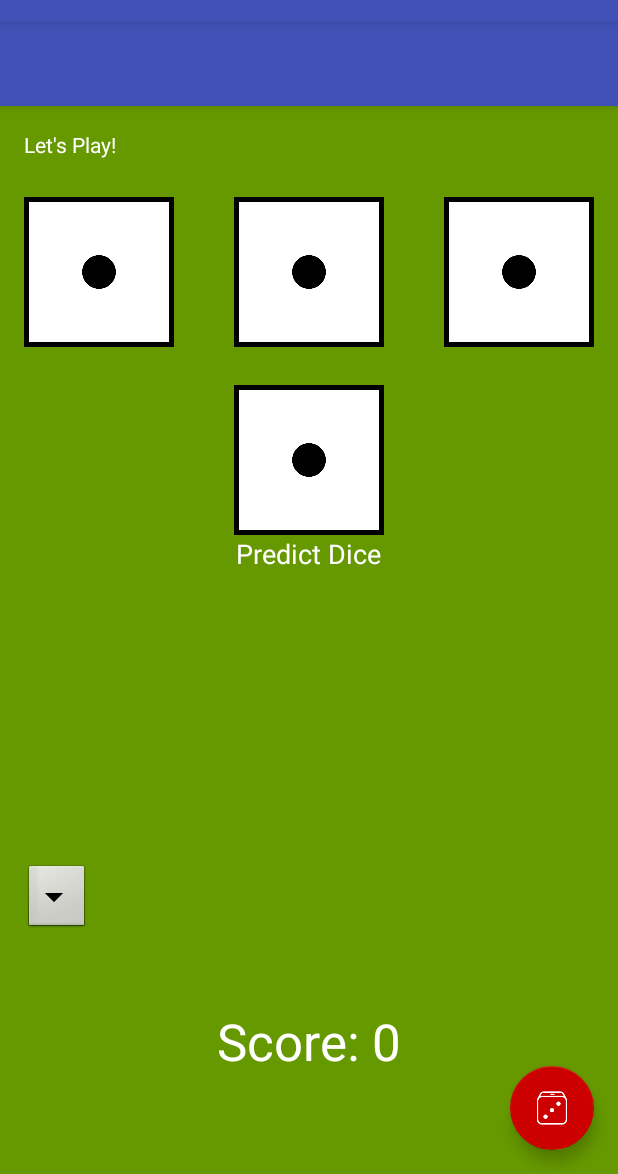
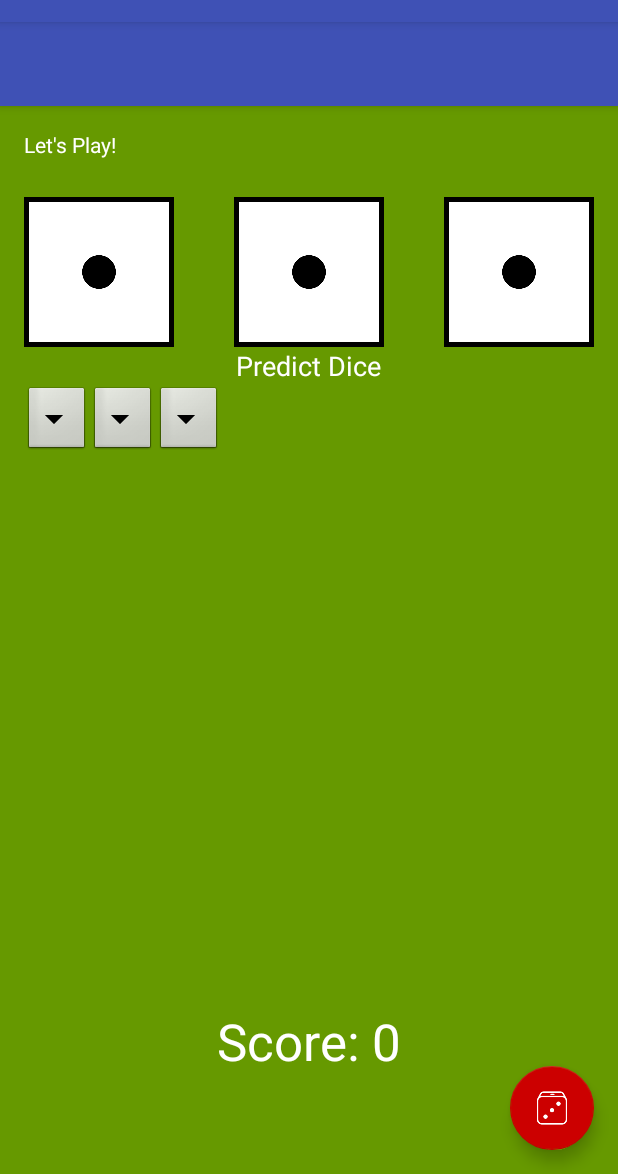
Before and after one commit to rmit-s3652984-michael-guida/DiceGame, an Android app: the MainActivity screen opened directly, with no data from a screen before it, on a phone screen of 412 x 824 dp, the part 62-1236 px from its top. Run offline under Robolectric (Android 15) with nearby library versions, the phone set to English and light mode, and no system bars; 1 statement that could not run was skipped.

Commit message:
Prediction completed

```diff
--- a/app/src/main/java/com/example/diceout/MainActivity.java
+++ b/app/src/main/java/com/example/diceout/MainActivity.java
@@ -44,7 +44,7 @@ public class MainActivity extends AppCompatActivity implements OnItemSelectedLis
     int die1;
     int die2;
     int die3;
-    int die4;
+
 
     // ArrayList to hold all three die values
     ArrayList<Integer> dice;
@@ -57,10 +57,17 @@ public class MainActivity extends AppCompatActivity implements OnItemSelectedLis
 
 //    Button dicePred;
 
-    int spinner1Val;
+    //Spinner 1
+    private Spinner spinner1;
+    private static final String[]paths1 = {"1", "2", "3", "4", "5", "6"};
 
-    private Spinner spinner1;
-    private static final String[]paths = {"1", "2", "3", "4", "5", "6"};
+    //Spinner2
+    private Spinner spinner2;
+    private static final String[]paths2 = {"1", "2", "3", "4", "5", "6"};
+
+    //Spinner3
+    private Spinner spinner3;
+    private static final String[]paths3 = {"1", "2", "3", "4", "5", "6"};
 
     @Override
     protected void onCreate(Bundle savedInstanceState) {
@@ -97,13 +104,13 @@ public class MainActivity extends AppCompatActivity implements OnItemSelectedLis
         ImageView die1Image = (ImageView) findViewById(R.id.die1Image);
         ImageView die2Image = (ImageView) findViewById(R.id.die2Image);
         ImageView die3Image = (ImageView) findViewById(R.id.die3Image);
-        ImageView die4Image = (ImageView) findViewById(R.id.die4Image);
+
 
         diceImageViews = new ArrayList<ImageView>();
         diceImageViews.add(die1Image);
         diceImageViews.add(die2Image);
         diceImageViews.add(die3Image);
-        diceImageViews.add(die4Image);
+
 
         //Stores prediction
         prediction = new int[4];
@@ -123,11 +130,27 @@ public class MainActivity extends AppCompatActivity implements OnItemSelectedLis
 
         spinner1 = (Spinner)findViewById(R.id.spinner1);
         ArrayAdapter<String>adapter = new ArrayAdapter<String>(MainActivity.this,
-                android.R.layout.simple_spinner_item,paths);
+                android.R.layout.simple_spinner_item,paths1);
 
         adapter.setDropDownViewResource(android.R.layout.simple_spinner_dropdown_item);
         spinner1.setAdapter(adapter);
         spinner1.setOnItemSelectedListener(this);
+
+        spinner2 = (Spinner)findViewById(R.id.spinner2);
+        ArrayAdapter<String>adapter2 = new ArrayAdapter<String>(MainActivity.this,
+                android.R.layout.simple_spinner_item,paths2);
+
+        adapter2.setDropDownViewResource(android.R.layout.simple_spinner_dropdown_item);
+        spinner2.setAdapter(adapter);
+        spinner2.setOnItemSelectedListener(this);
+
+        spinner3 = (Spinner)findViewById(R.id.spinner3);
+        ArrayAdapter<String>adapter3 = new ArrayAdapter<String>(MainActivity.this,
+                android.R.layout.simple_spinner_item,paths3);
+
+        adapter3.setDropDownViewResource(android.R.layout.simple_spinner_dropdown_item);
+        spinner3.setAdapter(adapter);
+        spinner3.setOnItemSelectedListener(this);
 
 
 
@@ -143,8 +166,11 @@ public class MainActivity extends AppCompatActivity implements OnItemSelectedLis
 
         //Gets value from spinner and converts it to int value to store in the predition array
         prediction[0] = Integer.parseInt(spinner1.getSelectedItem().toString());
+        prediction[1] = Integer.parseInt(spinner2.getSelectedItem().toString());
+        prediction[2] = Integer.parseInt(spinner3.getSelectedItem().toString());
 
-        Toast.makeText(parent.getContext(), "Dice 1 Prediction: " + prediction[0], Toast.LENGTH_LONG).show();
+//        Toast.makeText(parent.getContext(), "Dice 1 Prediction: " + prediction[0], Toast.LENGTH_LONG).show();
+//        Toast.makeText(parent.getContext(), "Dice 2 Prediction: " + prediction[1], Toast.LENGTH_LONG).show();
     }
     public void onNothingSelected(AdapterView<?> arg0) {
         // TODO Auto-generated method stub
@@ -177,6 +203,7 @@ public class MainActivity extends AppCompatActivity implements OnItemSelectedLis
             if (prediction[0] == die1){
                 Toast.makeText(this, "You predicted Dice 1 correctly",Toast.LENGTH_SHORT).show();
             }
+
             ++timesRolled;
         }
 
@@ -193,9 +220,9 @@ public class MainActivity extends AppCompatActivity implements OnItemSelectedLis
             }
 
             //Checks if prediction was correct
-//            if (prediction.get(0) == die2){
-//                Toast.makeText(this, "You predicted correct",Toast.LENGTH_SHORT).show();
-//            }
+            if (prediction[1] == die2){
+                Toast.makeText(this, "You predicted Dice 2 correctly",Toast.LENGTH_SHORT).show();
+            }
 
             ++timesRolled;
         }
@@ -212,38 +239,14 @@ public class MainActivity extends AppCompatActivity implements OnItemSelectedLis
                 e.printStackTrace();
             }
 
-            //Checks if prediction was correct
-//            if (prediction.get(0) == die3){
-//                Toast.makeText(this, "You predicted correct",Toast.LENGTH_SHORT).show();
-//            }
+            String msg;
 
-            ++timesRolled;
-        }
-
-        if (count == 3) {
-            die4 = rand.nextInt(6) + 1;
-            String imageName = "die_" + die4 + ".png";
-            try {
-                InputStream stream = getAssets().open(imageName);
-                Drawable d = Drawable.createFromStream(stream, null);
-                diceImageViews.get(3).setImageDrawable(d);
-
-            } catch (IOException e) {
-                e.printStackTrace();
-            }
-
-            String msg;
-            if (die1 == die2 && die2 == die3 && die3 == die4){
-                //Quad score
-                int scoreDelta = die1 * 200;
-                msg = "You rolled a quad " + die1 + "! You score " + scoreDelta + " points!";
-            }
-            else if (die1 == die2 && die1 == die3 || die2 == die3 && die3 == die4 || die1 == die3 && die3 == die4 || die1 == die2 && die1 == die4){
+            if (die1 == die2 && die2 == die3){
                 //Tripple score
                 int scoreDelta = die1 * 100;
                 msg = "You rolled a tripple " + die1 + "! You score " + scoreDelta + " points!";
                 score += scoreDelta;
-            } else if (die1 == die2 || die1 == die3 || die2 == die3){
+            } else if (die1 == die2 && die1 != die3 || die1 == die3 && die1 != die2 || die2 == die3 && die2 != die1){
                 //Double score
                 msg = "You rolled a doubles for 50 points!";
                 score += 50;
@@ -251,14 +254,13 @@ public class MainActivity extends AppCompatActivity implements OnItemSelectedLis
                 msg = "You didn't score this roll, Try again!";
             }
 
+            if (prediction[2] == die3){
+                Toast.makeText(this, "You predicted Dice 3 correctly",Toast.LENGTH_SHORT).show();
+            }
+
             // Update the app to display the result message
             rollResult.setText(msg);
             scoreText.setText("Score: " + score);
-
-            //Checks if prediction was correct
-//            if (prediction.get(0) == die4){
-//                Toast.makeText(this, "You predicted correct",Toast.LENGTH_SHORT).show();
-//            }
 
             timesRolled = 0;
         }
--- a/app/src/main/res/layout/content_main.xml
+++ b/app/src/main/res/layout/content_main.xml
@@ -48,20 +48,12 @@
         android:layout_marginTop="25dp"
         android:src="@drawable/die_1" />
 
-    <ImageView
-        android:id="@+id/die4Image"
-        android:layout_width="100dp"
-        android:layout_height="100dp"
-        android:layout_below="@id/die2Image"
-        android:layout_centerHorizontal="true"
-        android:layout_marginTop="25dp"
-        android:src="@drawable/die_1" />
 
     <TextView
         android:id="@+id/predictDice"
         android:layout_width="wrap_content"
         android:layout_height="wrap_content"
-        android:layout_below="@id/die4Image"
+        android:layout_below="@id/die2Image"
         android:layout_centerHorizontal="true"
         android:text="Predict Dice"
         android:textColor="@android:color/white"
@@ -90,8 +82,25 @@
         android:id="@+id/spinner1"
         android:layout_width="44dp"
         android:layout_height="wrap_content"
-        android:layout_alignParentBottom="true"
-        android:layout_marginBottom="143dp"
+        android:layout_below="@id/predictDice"
+        android:background="@android:drawable/btn_dropdown"
+        android:spinnerMode="dropdown" />
+
+    <Spinner
+        android:id="@+id/spinner2"
+        android:layout_width="44dp"
+        android:layout_height="wrap_content"
+        android:layout_below="@id/predictDice"
+        android:layout_toRightOf="@id/spinner1"
+        android:background="@android:drawable/btn_dropdown"
+        android:spinnerMode="dropdown" />
+
+    <Spinner
+        android:id="@+id/spinner3"
+        android:layout_width="44dp"
+        android:layout_height="wrap_content"
+        android:layout_below="@id/predictDice"
+        android:layout_toRightOf="@id/spinner2"
         android:background="@android:drawable/btn_dropdown"
         android:spinnerMode="dropdown" />
 
```
